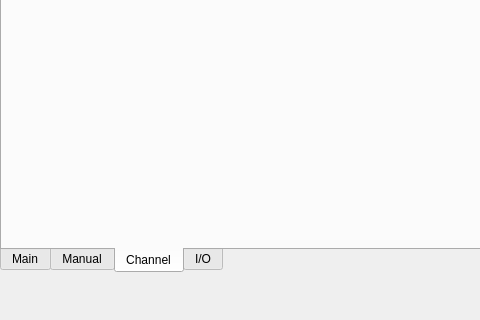
The window that bank-view/mainwindow.ui (smandyscom/front-base-widget) describes before a commit, drawn with Qt 5; both pictures show x 0 to 480 and y 448 to 768 of the 1280 by 768 pixel window.
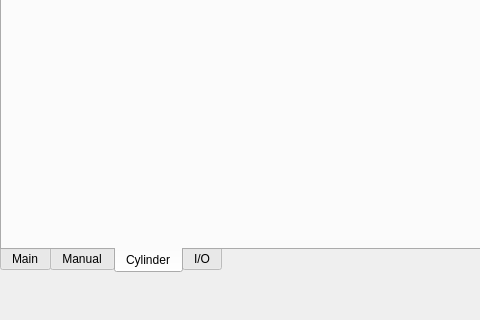
The same window after the commit.

Commit message: done with cylinder table

The edit to the form file:
```diff
--- a/bank-view/mainwindow.ui
+++ b/bank-view/mainwindow.ui
@@ -80,7 +80,7 @@
     </widget>
     <widget class="QWidget" name="tabChannel">
      <attribute name="title">
-      <string>Channel</string>
+      <string>Cylinder</string>
      </attribute>
     </widget>
     <widget class="QWidget" name="tabIO">
```
Left out of the diff: 2 changed lines with no effect on the pictures. The commit also changes 25 other files.
